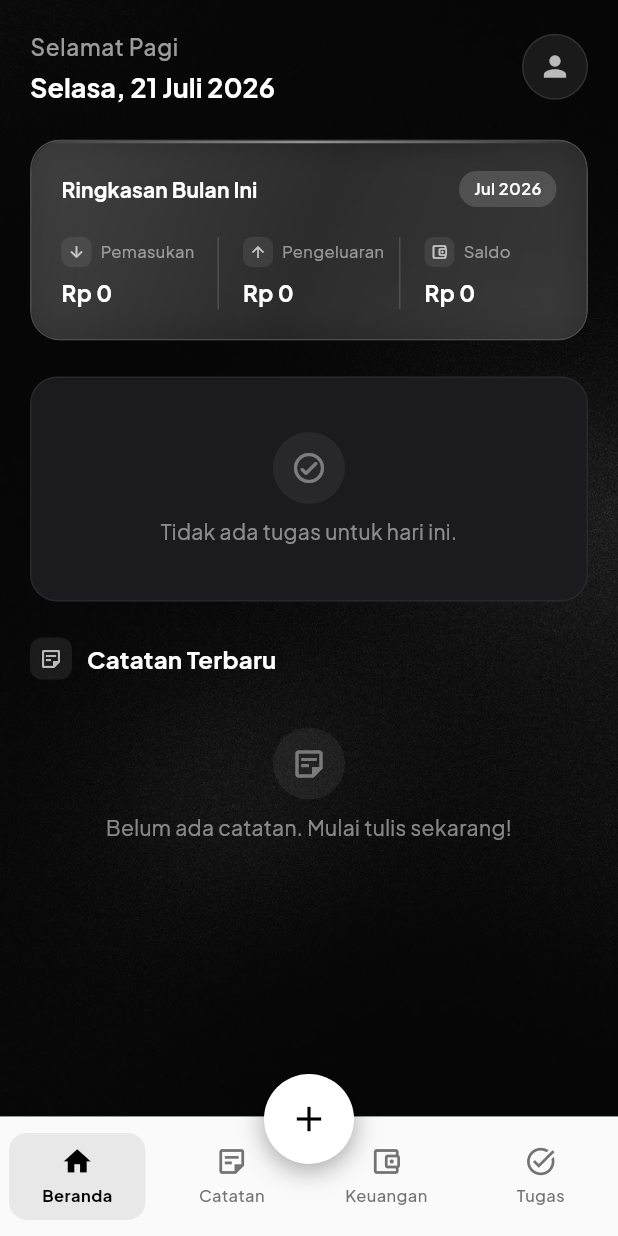
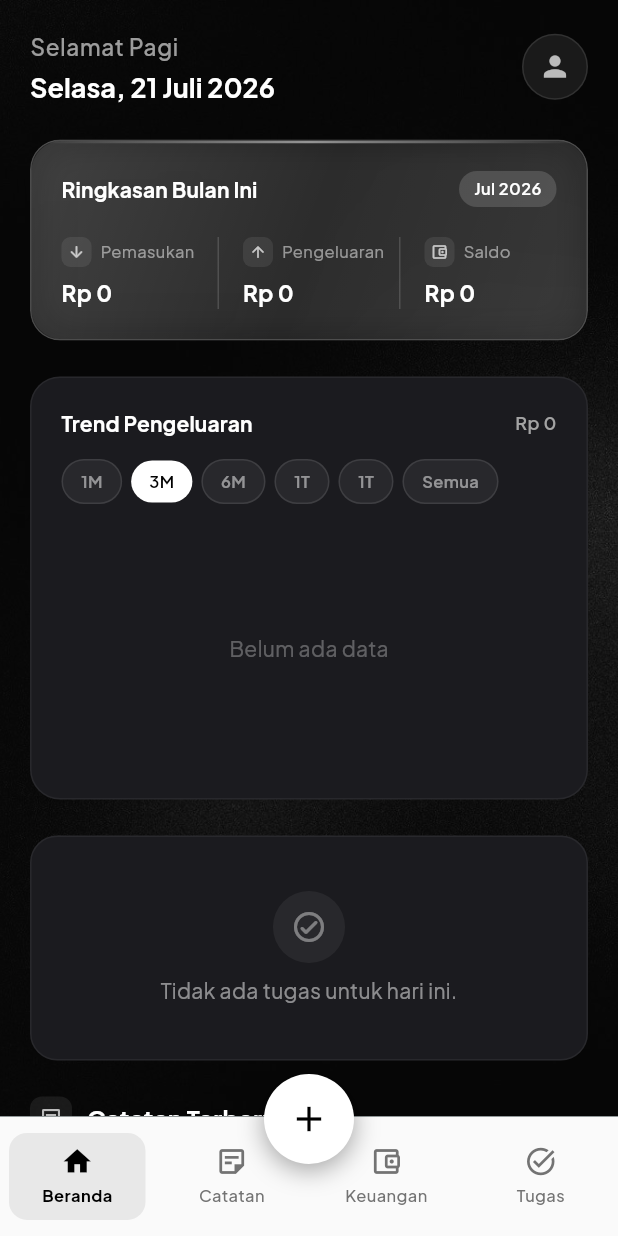
Before and after one commit to kekalhadi/lifehub, a Flutter app: the screen it shows after launch, on a phone screen of 412 x 824 dp. Run offline on Flutter 3.47's test engine with Material 3 defaults, Android fonts, the phone set to English and light mode, and no system bars; our stand-ins replace fl_chart, flutter_riverpod, google_fonts, image_picker, isar, shared_preferences and 1 more; accounts and stored records are empty; generated files the repository leaves out were written again.

Commit message:
add expenses trend on dashboard and finance menu transaction

```diff
--- /dev/null
+++ b/lib/core/widgets/expense_trend_chart.dart
@@ -0,0 +1,224 @@
+import 'package:flutter/material.dart';
+import 'package:fl_chart/fl_chart.dart';
+import 'package:flutter_riverpod/flutter_riverpod.dart';
+import '../theme/app_theme.dart';
+import '../utils/helpers.dart';
+import '../../data/providers/finance_provider.dart';
+
+class ExpenseTrendChart extends ConsumerStatefulWidget {
+  const ExpenseTrendChart({super.key});
+
+  @override
+  ConsumerState<ExpenseTrendChart> createState() => _ExpenseTrendChartState();
+}
+
+class _ExpenseTrendChartState extends ConsumerState<ExpenseTrendChart> {
+  ExpenseTrendTimeframe _selected = ExpenseTrendTimeframe.month1;
+
+  @override
+  Widget build(BuildContext context) {
+    final theme = Theme.of(context);
+    final trendAsync = ref.watch(expenseTrendProvider(_selected));
+
+    return Column(
+      crossAxisAlignment: CrossAxisAlignment.start,
+      children: [
+        Row(
+          mainAxisAlignment: MainAxisAlignment.spaceBetween,
+          children: [
+            Text(
+              'Trend Pengeluaran',
+              style: theme.textTheme.labelLarge?.copyWith(
+                color: Colors.white,
+                fontWeight: FontWeight.w700,
+              ),
+            ),
+            trendAsync.when(
+              loading: () => const SizedBox.shrink(),
+              error: (_, __) => const SizedBox.shrink(),
+              data: (trend) => Text(
+                CurrencyFormatter.formatCompact(trend.total),
+                style: theme.textTheme.bodyMedium?.copyWith(
+                  color: AppColors.gray400,
+                  fontWeight: FontWeight.w600,
+                  fontSize: 12,
+                ),
+              ),
+            ),
+          ],
+        ),
+        const SizedBox(height: 14),
+        _TimeframeFilter(
+          selected: _selected,
+          onChanged: (v) => setState(() => _selected = v),
+        ),
+        const SizedBox(height: 16),
+        SizedBox(
+          height: 160,
+          child: trendAsync.when(
+            loading: () => const Center(
+              child: SizedBox(
+                height: 30,
+                child: CircularProgressIndicator(strokeWidth: 2, color: Colors.white54),
+              ),
+            ),
+            error: (_, __) => Center(
+              child: Text('Gagal memuat', style: theme.textTheme.bodyMedium?.copyWith(color: Colors.white54)),
+            ),
+            data: (trend) {
+              if (trend.labels.isEmpty || trend.values.isEmpty) {
+                return Center(
+                  child: Text('Belum ada data', style: theme.textTheme.bodyMedium?.copyWith(color: Colors.white.withOpacity(0.3))),
+                );
+              }
+              return _TrendLineChart(trend: trend);
+            },
+          ),
+        ),
+      ],
+    );
+  }
+}
+
+class _TimeframeFilter extends StatelessWidget {
+  final ExpenseTrendTimeframe selected;
+  final ValueChanged<ExpenseTrendTimeframe> onChanged;
+
+  const _TimeframeFilter({required this.selected, required this.onChanged});
+
+  static const _items = [
+    (ExpenseTrendTimeframe.week, '1M'),
+    (ExpenseTrendTimeframe.month1, '3M'),
+    (ExpenseTrendTimeframe.month3, '6M'),
+    (ExpenseTrendTimeframe.month6, '1T'),
+    (ExpenseTrendTimeframe.year1, '1T'),
+    (ExpenseTrendTimeframe.all, 'Semua'),
+  ];
+
+  @override
+  Widget build(BuildContext context) {
+    return Row(
+      children: _items.map((item) {
+        final (tf, label) = item;
+        final isActive = tf == selected;
+        return Padding(
+          padding: const EdgeInsets.only(right: 6),
+          child: GestureDetector(
+            onTap: () => onChanged(tf),
+            child: AnimatedContainer(
+              duration: const Duration(milliseconds: 200),
+              padding: const EdgeInsets.symmetric(horizontal: 12, vertical: 6),
+              decoration: BoxDecoration(
+                color: isActive ? AppColors.primary : Colors.white.withOpacity(0.06),
+                borderRadius: BorderRadius.circular(20),
+                border: isActive
+                    ? null
+                    : Border.all(color: Colors.white.withOpacity(0.1), width: 1),
+              ),
+              child: Text(
+                label,
+                style: TextStyle(
+                  color: isActive ? AppColors.black : Colors.white.withOpacity(0.5),
+                  fontSize: 11,
+                  fontWeight: FontWeight.w600,
+                ),
+              ),
+            ),
+          ),
+        );
+      }).toList(),
+    );
+  }
+}
+
+class _TrendLineChart extends StatelessWidget {
+  final ExpenseTrendData trend;
+
+  const _TrendLineChart({required this.trend});
+
+  @override
+  Widget build(BuildContext context) {
+    final values = trend.values;
+    final maxY = values.isEmpty ? 1.0 : values.reduce((a, b) => a > b ? a : b) * 1.15;
+
+    final spots = <FlSpot>[];
+    for (var i = 0; i < values.length; i++) {
+      spots.add(FlSpot(i.toDouble(), values[i]));
+    }
+
+    if (spots.length == 1) {
+      spots.add(FlSpot(1.0, values[0]));
+    }
+
+    return LineChart(
+      LineChartData(
+        gridData: FlGridData(show: false),
+        titlesData: FlTitlesData(
+          leftTitles: const AxisTitles(sideTitles: SideTitles(showTitles: false)),
+          topTitles: const AxisTitles(sideTitles: SideTitles(showTitles: false)),
+          rightTitles: const AxisTitles(sideTitles: SideTitles(showTitles: false)),
+          bottomTitles: AxisTitles(
+            sideTitles: SideTitles(
+              showTitles: true,
+              reservedSize: 20,
+              interval: _labelInterval(),
+              getTitlesWidget: (value, meta) {
+                final idx = value.toInt();
+                if (idx < 0 || idx >= trend.labels.length) return const SizedBox.shrink();
+                if (_shouldShowLabel(idx)) {
+                  return Padding(
+                    padding: const EdgeInsets.only(top: 6),
+                    child: Text(
+                      trend.labels[idx],
+                      style: TextStyle(color: Colors.white.withOpacity(0.3), fontSize: 9),
+                    ),
+                  );
+                }
+                return const SizedBox.shrink();
+              },
+            ),
+          ),
+        ),
+        borderData: FlBorderData(show: false),
+        lineBarsData: [
+          LineChartBarData(
+            spots: spots,
+            isCurved: true,
+            color: AppColors.primary,
+            barWidth: 2,
+            dotData: const FlDotData(show: false),
+            belowBarData: BarAreaData(
+              show: true,
+              color: AppColors.primary.withOpacity(0.08),
+              gradient: LinearGradient(
+                begin: Alignment.topCenter,
+                end: Alignment.bottomCenter,
+                colors: [
+                  AppColors.primary.withOpacity(0.15),
+                  AppColors.primary.withOpacity(0.0),
+                ],
+              ),
+            ),
+          ),
+        ],
+        minY: 0,
+        maxY: maxY,
+        minX: 0,
+        maxX: (values.length - 1).toDouble().clamp(1.0, double.infinity),
+      ),
+    );
+  }
+
+  double _labelInterval() {
+    final count = trend.labels.length;
+    if (count <= 5) return 1;
+    if (count <= 10) return 2;
+    if (count <= 20) return 4;
+    return 6;
+  }
+
+  bool _shouldShowLabel(int idx) {
+    final interval = _labelInterval();
+    return idx % interval.toInt() == 0 || idx == trend.labels.length - 1;
+  }
+}
--- a/lib/data/providers/finance_provider.dart
+++ b/lib/data/providers/finance_provider.dart
@@ -114,6 +114,64 @@ final budgetStatusProvider = FutureProvider.family<List<BudgetStatus>, DateRange
       spent: spent,
     );
   }).toList();
+});
+
+enum ExpenseTrendTimeframe { week, month1, month3, month6, year1, all }
+
+final expenseTrendProvider = FutureProvider.family<ExpenseTrendData, ExpenseTrendTimeframe>((ref, timeframe) async {
+  final isar = await ref.watch(isarProvider.future);
+  final now = DateTime.now();
+  final today = DateTime(now.year, now.month, now.day, 23, 59, 59);
+
+  DateTime start;
+  switch (timeframe) {
+    case ExpenseTrendTimeframe.week:
+      start = today.subtract(const Duration(days: 6));
+      start = DateTime(start.year, start.month, start.day);
+    case ExpenseTrendTimeframe.month1:
+      start = DateTime(now.year, now.month - 1, now.day);
+    case ExpenseTrendTimeframe.month3:
+      start = DateTime(now.year, now.month - 3, now.day);
+    case ExpenseTrendTimeframe.month6:
+      start = DateTime(now.year, now.month - 6, now.day);
+    case ExpenseTrendTimeframe.year1:
+      start = DateTime(now.year - 1, now.month, now.day);
+    case ExpenseTrendTimeframe.all:
+      start = DateTime(2020);
+  }
+
+  final transactions = await isar.transactions
+      .filter()
+      .typeEqualTo(TransactionType.expense)
+      .dateBetween(start, today)
+      .sortByDate()
+      .findAll();
+
+  if (transactions.isEmpty) {
+    return ExpenseTrendData(labels: [], values: [], total: 0);
+  }
+
+  final isDaily = timeframe == ExpenseTrendTimeframe.week;
+  final isMonthly = timeframe == ExpenseTrendTimeframe.year1 || timeframe == ExpenseTrendTimeframe.all;
+
+  final Map<String, double> grouped = {};
+  for (final t in transactions) {
+    String key;
+    if (isDaily) {
+      key = '${t.date.day}/${t.date.month}';
+    } else if (isMonthly) {
+      key = '${t.date.month}/${t.date.year}';
+    } else {
+      key = '${t.date.day}/${t.date.month}';
+    }
+    grouped[key] = (grouped[key] ?? 0) + t.amount;
+  }
+
+  final labels = grouped.keys.toList();
+  final values = grouped.values.toList();
+  final total = values.fold(0.0, (a, b) => a + b);
+
+  return ExpenseTrendData(labels: labels, values: values, total: total);
 });
 
 class FinanceNotifier extends Notifier<AsyncValue<void>> {
@@ -422,3 +480,15 @@ class BudgetStatus {
     required this.spent,
   });
 }
+
+class ExpenseTrendData {
+  final List<String> labels;
+  final List<double> values;
+  final double total;
+
+  const ExpenseTrendData({
+    required this.labels,
+    required this.values,
+    required this.total,
+  });
+}
--- a/lib/features/dashboard/presentation/screens/dashboard_screen.dart
+++ b/lib/features/dashboard/presentation/screens/dashboard_screen.dart
@@ -14,6 +14,7 @@ import '../../../../data/providers/profile_provider.dart';
 import '../../../../data/models/task_model.dart';
 import 'dart:ui';
 import '../../../../core/widgets/glass.dart';
+import '../../../../core/widgets/expense_trend_chart.dart';
 import '../../../../features/tasks/presentation/screens/tasks_screen.dart';
 import '../../../../features/profile/presentation/screens/profile_screen.dart';
 import '../../../../features/notifications/presentation/screens/notifications_screen.dart';
@@ -58,6 +59,20 @@ class DashboardScreen extends ConsumerWidget {
                 child: Padding(
                   padding: const EdgeInsets.fromLTRB(20, 0, 20, 0),
                   child: _FinanceSummaryCard(),
+                ),
+              ),
+
+              const SliverToBoxAdapter(child: SizedBox(height: 24)),
+
+              // Expense Trend Chart
+              SliverToBoxAdapter(
+                child: Padding(
+                  padding: const EdgeInsets.fromLTRB(20, 0, 20, 0),
+                  child: _FlatCard(
+                    padding: const EdgeInsets.all(20),
+                    radius: 20,
+                    child: const ExpenseTrendChart(),
+                  ),
                 ),
               ),
 
```
Also changed, not shown: lib/features/finance/presentation/screens/finance_screen.dart (+9 -0 lines).
